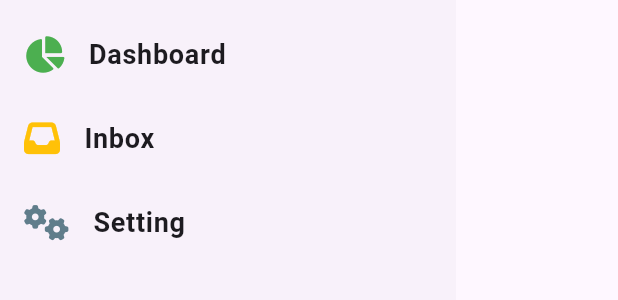
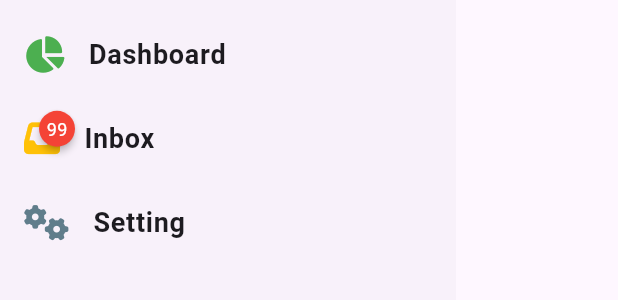
Before and after one commit to DevAiKaiSys/CMDev_Flutter, a Flutter app: the CustomDrawer widget shown alone on an empty page, opened directly, on a phone screen of 412 x 824 dp. Shown: the part 325-625 px from the top of the screen. Run offline on Flutter 3.47's test engine with Material 3 defaults, Android fonts, the phone set to English and light mode, and no system bars; drawn by our look-alikes of badges; our stand-ins replace another_flushbar, font_awesome_flutter, shared_preferences; accounts and stored records are empty; network calls fail.

Commit message:
add badges

```diff
--- a/Workshops/mystock_carch/lib/presentation/pages/home/widgets/custom_drawer.dart
+++ b/Workshops/mystock_carch/lib/presentation/pages/home/widgets/custom_drawer.dart
@@ -1,3 +1,4 @@
+import 'package:badges/badges.dart' as badges;
 import 'package:flutter/material.dart';
 import 'package:font_awesome_flutter/font_awesome_flutter.dart';
 import 'package:mystock_carch/configs/route.dart' as custom_route;
@@ -98,9 +99,25 @@ class _CustomDrawerState extends State<CustomDrawer> {
               fontSize: 18.0,
             ),
           ),
-          leading: FaIcon(
+          leading:
+              /*FaIcon(
             item.icon,
             color: item.iconColor,
+          )*/
+              badges.Badge(
+            showBadge: item.icon == FontAwesomeIcons.inbox,
+            badgeContent: const Text(
+              '99',
+              style: TextStyle(
+                color: Colors.white,
+                fontSize: 12,
+              ),
+            ),
+            badgeStyle: const badges.BadgeStyle(badgeColor: Colors.red),
+            child: FaIcon(
+              item.icon,
+              color: item.iconColor,
+            ),
           ),
           onTap: () {
             item.onTap(context);
--- a/Workshops/mystock_carch/pubspec.yaml
+++ b/Workshops/mystock_carch/pubspec.yaml
@@ -38,6 +38,7 @@ dependencies:
   font_awesome_flutter: ^10.7.0
   another_flushbar: ^1.12.30
   shared_preferences: ^2.2.3
+  badges: ^3.1.2
 
 dev_dependencies:
   flutter_test:
```
Also changed, not shown: Workshops/mystock_carch/pubspec.lock, 1 other file.
